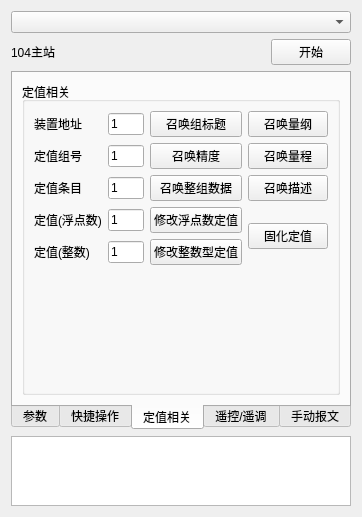
Before: the Qt Designer form src/interface/frmiec104master.ui in whx110123/PDTool, drawn with Qt 5.
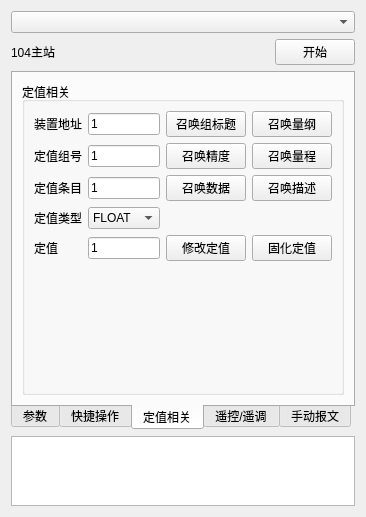
After: the same form once the commit is applied. The open tabs and pages were chosen to show the change.

```diff
--- a/src/interface/frmiec104master.ui
+++ b/src/interface/frmiec104master.ui
@@ -165,17 +165,51 @@
           <string>定值相关</string>
          </property>
          <layout class="QGridLayout" name="gridLayout_7">
-          <item row="4" column="1">
-           <widget class="QLineEdit" name="lineEdit_104setValueFloat">
+          <item row="4" column="0">
+           <widget class="QLabel" name="label_8">
             <property name="text">
-             <string>1</string>
+             <string>定值</string>
             </property>
            </widget>
           </item>
-          <item row="1" column="3">
-           <widget class="QPushButton" name="pushButton_104callRange">
+          <item row="5" column="0">
+           <spacer name="verticalSpacer_2">
+            <property name="orientation">
+             <enum>Qt::Vertical</enum>
+            </property>
+            <property name="sizeHint" stdset="0">
+             <size>
+              <width>20</width>
+              <height>40</height>
+             </size>
+            </property>
+           </spacer>
+          </item>
+          <item row="1" column="2">
+           <widget class="QPushButton" name="pushButton_CallAccuracy">
             <property name="text">
-             <string>召唤量程</string>
+             <string>召唤精度</string>
+            </property>
+           </widget>
+          </item>
+          <item row="3" column="0">
+           <widget class="QLabel" name="label_7">
+            <property name="text">
+             <string>定值类型</string>
+            </property>
+           </widget>
+          </item>
+          <item row="4" column="3">
+           <widget class="QPushButton" name="pushButton_solidify">
+            <property name="text">
+             <string>固化定值</string>
+            </property>
+           </widget>
+          </item>
+          <item row="2" column="2">
+           <widget class="QPushButton" name="pushButton_CallSetting">
+            <property name="text">
+             <string>召唤数据</string>
             </property>
            </widget>
           </item>
@@ -186,47 +220,13 @@
             </property>
            </widget>
           </item>
-          <item row="0" column="0">
-           <widget class="QLabel" name="label_5">
-            <property name="text">
-             <string>装置地址</string>
-            </property>
-           </widget>
-          </item>
-          <item row="4" column="0">
-           <widget class="QLabel" name="label_7">
-            <property name="text">
-             <string>定值(浮点数)</string>
-            </property>
-           </widget>
-          </item>
-          <item row="0" column="1">
-           <widget class="QLineEdit" name="lineEdit_104devaddr">
+          <item row="4" column="1">
+           <widget class="QLineEdit" name="lineEdit_SetValue">
             <property name="text">
              <string>1</string>
             </property>
            </widget>
           </item>
-          <item row="6" column="0">
-           <spacer name="verticalSpacer_2">
-            <property name="orientation">
-             <enum>Qt::Vertical</enum>
-            </property>
-            <property name="sizeHint" stdset="0">
-             <size>
-              <width>20</width>
-              <height>40</height>
-             </size>
-            </property>
-           </spacer>
-          </item>
-          <item row="5" column="0">
-           <widget class="QLabel" name="label_8">
-            <property name="text">
-             <string>定值(整数)</string>
-            </property>
-           </widget>
-          </item>
           <item row="2" column="0">
            <widget class="QLabel" name="label_6">
             <property name="text">
@@ -234,34 +234,6 @@
             </property>
            </widget>
           </item>
-          <item row="5" column="2">
-           <widget class="QPushButton" name="pushButton_104setUintDowm">
-            <property name="text">
-             <string>修改整数型定值</string>
-            </property>
-           </widget>
-          </item>
-          <item row="2" column="2">
-           <widget class="QPushButton" name="pushButton_104callSetting">
-            <property name="text">
-             <string>召唤整组数据</string>
-            </property>
-           </widget>
-          </item>
-          <item row="2" column="1">
-           <widget class="QLineEdit" name="lineEdit_104setInf">
-            <property name="text">
-             <string>1</string>
-            </property>
-           </widget>
-          </item>
-          <item row="1" column="1">
-           <widget class="QLineEdit" name="lineEdit_104setGroup">
-            <property name="text">
-             <string>1</string>
-            </property>
-           </widget>
-          </item>
           <item row="0" column="2">
            <widget class="QPushButton" name="pushButton_104callTitle">
             <property name="text">
@@ -269,31 +241,63 @@
             </property>
            </widget>
           </item>
-          <item row="2" column="3">
-           <widget class="QPushButton" name="pushButton_104callDescription">
-            <property name="text">
-             <string>召唤描述</string>
-            </property>
+          <item row="3" column="1">
+           <widget class="QComboBox" name="comboBox_ValueType">
+            <item>
+             <property name="text">
+              <string>FLOAT</string>
+             </property>
+            </item>
+            <item>
+             <property name="text">
+              <string>INT8</string>
+             </property>
+            </item>
+            <item>
+             <property name="text">
+              <string>INT16</string>
+             </property>
+            </item>
+            <item>
+             <property name="text">
+              <string>INT32</string>
+             </property>
+            </item>
+            <item>
+             <property name="text">
+              <string>UINT8</string>
+             </property>
+            </item>
+            <item>
+             <property name="text">
+              <string>UINT16</string>
+             </property>
+            </item>
+            <item>
+             <property name="text">
+              <string>UINT32</string>
+             </property>
+            </item>
            </widget>
           </item>
-          <item row="5" column="1">
-           <widget class="QLineEdit" name="lineEdit_104setValueUint">
+          <item row="0" column="1">
+           <widget class="QLineEdit" name="lineEdit_DevAddr">
             <property name="text">
              <string>1</string>
             </property>
            </widget>
           </item>
+          <item row="1" column="3">
+           <widget class="QPushButton" name="pushButton_CallRange">
+            <property name="text">
+             <string>召唤量程</string>
+            </property>
+           </widget>
+          </item>
           <item row="4" column="2">
            <widget class="QPushButton" name="pushButton_104setFloatDowm">
             <property name="text">
-             <string>修改浮点数定值</string>
-            </property>
-           </widget>
-          </item>
-          <item row="1" column="2">
-           <widget class="QPushButton" name="pushButton_104callAccuracy">
-            <property name="text">
-             <string>召唤精度</string>
+             <string>修改定值</string>
             </property>
            </widget>
           </item>
@@ -304,10 +308,31 @@
             </property>
            </widget>
           </item>
-          <item row="4" column="3" rowspan="2">
-           <widget class="QPushButton" name="pushButton_104settingCuring">
+          <item row="0" column="0">
+           <widget class="QLabel" name="label_5">
             <property name="text">
-             <string>固化定值</string>
+             <string>装置地址</string>
+            </property>
+           </widget>
+          </item>
+          <item row="2" column="1">
+           <widget class="QLineEdit" name="lineEdit_SetEntry">
+            <property name="text">
+             <string>1</string>
+            </property>
+           </widget>
+          </item>
+          <item row="2" column="3">
+           <widget class="QPushButton" name="pushButton_CallDescription">
+            <property name="text">
+             <string>召唤描述</string>
+            </property>
+           </widget>
+          </item>
+          <item row="1" column="1">
+           <widget class="QLineEdit" name="lineEdit_SetGroup">
+            <property name="text">
+             <string>1</string>
             </property>
            </widget>
           </item>
```
Left out of the diff: 186 changed lines with no effect on the pictures.
